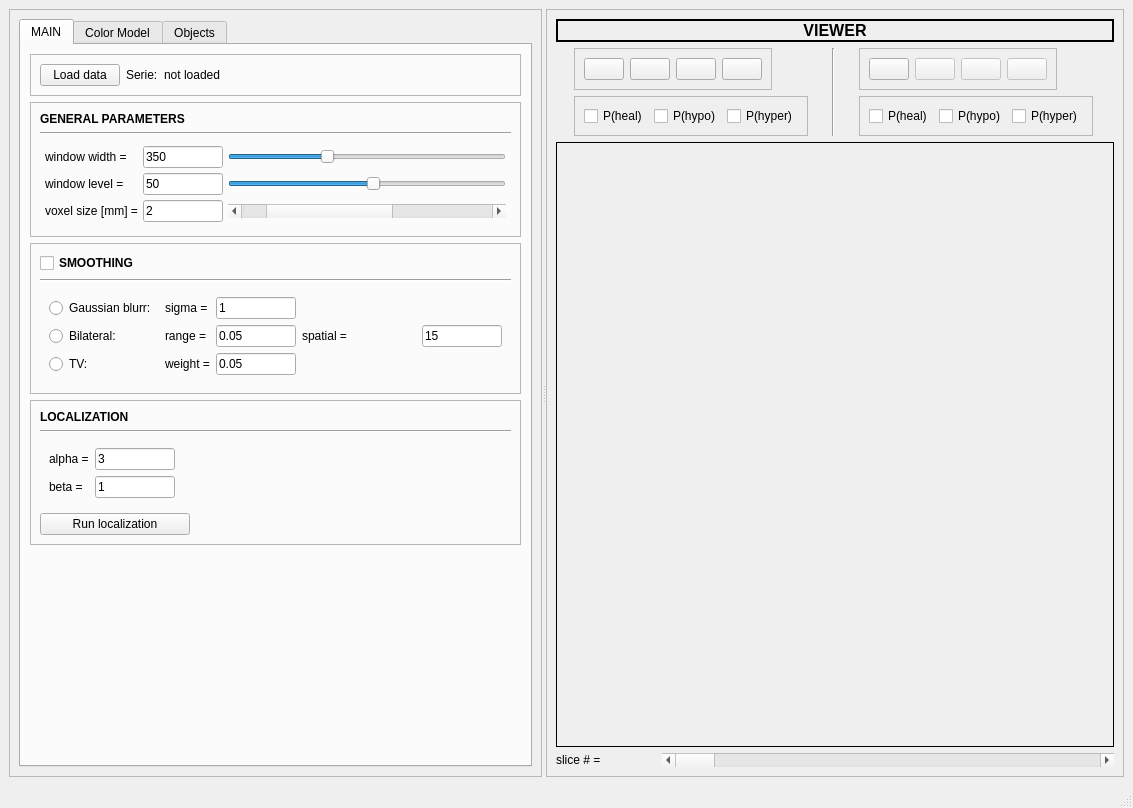
Before: the Qt Designer form lession_editor_GUI_tab.ui in mazoku/lesion_editor, drawn with Qt 5.
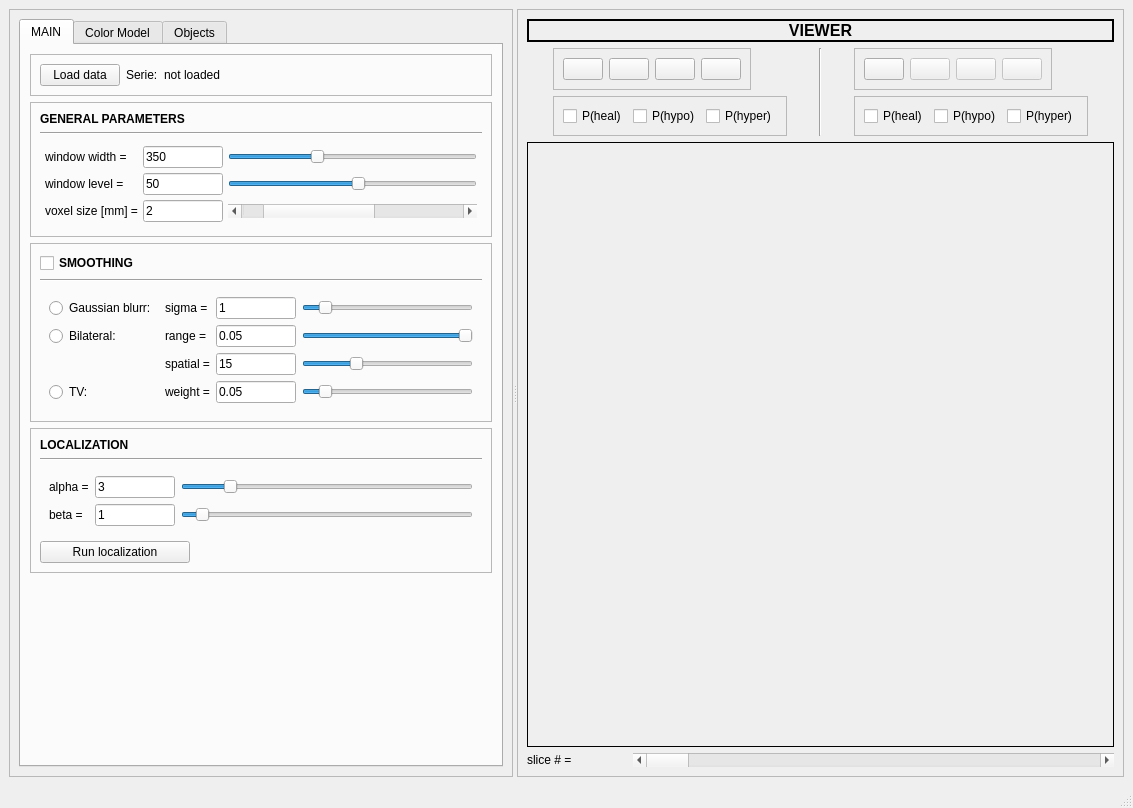
After: the same form once the commit is applied. The open tabs and pages were chosen to show the change. Icons and pictures are not drawn.

Commit message: (1) Parameters are now loaded with ConfigParser. (2) The sliders and associated line edits are now connected.

What changed in the file:
```diff
--- a/lession_editor_GUI_tab.ui
+++ b/lession_editor_GUI_tab.ui
@@ -399,51 +399,83 @@
                   <enum>QFrame::Raised</enum>
                  </property>
                  <layout class="QGridLayout" name="gridLayout_2">
-                  <item row="1" column="2">
-                   <widget class="QLineEdit" name="bilateral_range_LE">
-                    <property name="sizePolicy">
-                     <sizepolicy hsizetype="Preferred" vsizetype="Fixed">
-                      <horstretch>0</horstretch>
-                      <verstretch>0</verstretch>
-                     </sizepolicy>
-                    </property>
-                    <property name="maximumSize">
-                     <size>
-                      <width>80</width>
-                      <height>16777215</height>
-                     </size>
-                    </property>
-                    <property name="text">
-                     <string>0.05</string>
-                    </property>
-                   </widget>
-                  </item>
-                  <item row="0" column="2">
-                   <widget class="QLineEdit" name="gaussian_sigma_LE">
-                    <property name="sizePolicy">
-                     <sizepolicy hsizetype="Fixed" vsizetype="Fixed">
-                      <horstretch>0</horstretch>
-                      <verstretch>0</verstretch>
-                     </sizepolicy>
-                    </property>
-                    <property name="maximumSize">
-                     <size>
-                      <width>80</width>
-                      <height>16777215</height>
-                     </size>
-                    </property>
-                    <property name="text">
-                     <string>1</string>
-                    </property>
-                   </widget>
-                  </item>
-                  <item row="1" column="3">
+                  <item row="2" column="1">
                    <widget class="QLabel" name="label_25">
                     <property name="text">
                      <string>spatial =</string>
                     </property>
                    </widget>
                   </item>
+                  <item row="2" column="2">
+                   <widget class="QLineEdit" name="bilateral_spatial_LE">
+                    <property name="sizePolicy">
+                     <sizepolicy hsizetype="Preferred" vsizetype="Fixed">
+                      <horstretch>0</horstretch>
+                      <verstretch>0</verstretch>
+                     </sizepolicy>
+                    </property>
+                    <property name="maximumSize">
+                     <size>
+                      <width>80</width>
+                      <height>16777215</height>
+                     </size>
+                    </property>
+                    <property name="text">
+                     <string>15</string>
+                    </property>
+                   </widget>
+                  </item>
+                  <item row="0" column="3">
+                   <widget class="QSlider" name="sigma_SL">
+                    <property name="maximum">
+                     <number>10</number>
+                    </property>
+                    <property name="value">
+                     <number>1</number>
+                    </property>
+                    <property name="orientation">
+                     <enum>Qt::Horizontal</enum>
+                    </property>
+                   </widget>
+                  </item>
+                  <item row="1" column="2">
+                   <widget class="QLineEdit" name="bilateral_range_LE">
+                    <property name="sizePolicy">
+                     <sizepolicy hsizetype="Preferred" vsizetype="Fixed">
+                      <horstretch>0</horstretch>
+                      <verstretch>0</verstretch>
+                     </sizepolicy>
+                    </property>
+                    <property name="maximumSize">
+                     <size>
+                      <width>80</width>
+                      <height>16777215</height>
+                     </size>
+                    </property>
+                    <property name="text">
+                     <string>0.05</string>
+                    </property>
+                   </widget>
+                  </item>
+                  <item row="0" column="2">
+                   <widget class="QLineEdit" name="gaussian_sigma_LE">
+                    <property name="sizePolicy">
+                     <sizepolicy hsizetype="Fixed" vsizetype="Fixed">
+                      <horstretch>0</horstretch>
+                      <verstretch>0</verstretch>
+                     </sizepolicy>
+                    </property>
+                    <property name="maximumSize">
+                     <size>
+                      <width>80</width>
+                      <height>16777215</height>
+                     </size>
+                    </property>
+                    <property name="text">
+                     <string>1</string>
+                    </property>
+                   </widget>
+                  </item>
                   <item row="1" column="1">
                    <widget class="QLabel" name="label_24">
                     <property name="text">
@@ -471,25 +503,6 @@
                     </property>
                    </widget>
                   </item>
-                  <item row="1" column="4">
-                   <widget class="QLineEdit" name="bilateral_spatial_LE">
-                    <property name="sizePolicy">
-                     <sizepolicy hsizetype="Preferred" vsizetype="Fixed">
-                      <horstretch>0</horstretch>
-                      <verstretch>0</verstretch>
-                     </sizepolicy>
-                    </property>
-                    <property name="maximumSize">
-                     <size>
-                      <width>80</width>
-                      <height>16777215</height>
-                     </size>
-                    </property>
-                    <property name="text">
-                     <string>15</string>
-                    </property>
-                   </widget>
-                  </item>
                   <item row="0" column="1">
                    <widget class="QLabel" name="label_23">
                     <property name="sizePolicy">
@@ -503,21 +516,21 @@
                     </property>
                    </widget>
                   </item>
-                  <item row="2" column="0">
+                  <item row="3" column="0">
                    <widget class="QRadioButton" name="radioButton_3">
                     <property name="text">
                      <string>TV: </string>
                     </property>
                    </widget>
                   </item>
-                  <item row="2" column="1">
+                  <item row="3" column="1">
                    <widget class="QLabel" name="label_30">
                     <property name="text">
                      <string>weight =</string>
                     </property>
                    </widget>
                   </item>
-                  <item row="2" column="2">
+                  <item row="3" column="2">
                    <widget class="QLineEdit" name="tv_weight_LE">
                     <property name="sizePolicy">
                      <sizepolicy hsizetype="Preferred" vsizetype="Fixed">
@@ -536,6 +549,45 @@
                     </property>
                    </widget>
                   </item>
+                  <item row="1" column="3">
+                   <widget class="QSlider" name="sigma_range_SL">
+                    <property name="maximum">
+                     <number>100</number>
+                    </property>
+                    <property name="value">
+                     <number>100</number>
+                    </property>
+                    <property name="orientation">
+                     <enum>Qt::Horizontal</enum>
+                    </property>
+                   </widget>
+                  </item>
+                  <item row="2" column="3">
+                   <widget class="QSlider" name="sigma_spatial_SL">
+                    <property name="maximum">
+                     <number>50</number>
+                    </property>
+                    <property name="value">
+                     <number>15</number>
+                    </property>
+                    <property name="orientation">
+                     <enum>Qt::Horizontal</enum>
+                    </property>
+                   </widget>
+                  </item>
+                  <item row="3" column="3">
+                   <widget class="QSlider" name="tv_weight_SL">
+                    <property name="maximum">
+                     <number>1000</number>
+                    </property>
+                    <property name="value">
+                     <number>100</number>
+                    </property>
+                    <property name="orientation">
+                     <enum>Qt::Horizontal</enum>
+                    </property>
+                   </widget>
+                  </item>
                  </layout>
                 </widget>
                </item>
@@ -586,7 +638,7 @@
                <item>
                 <widget class="QFrame" name="frame_11">
                  <property name="sizePolicy">
-                  <sizepolicy hsizetype="Fixed" vsizetype="Fixed">
+                  <sizepolicy hsizetype="Minimum" vsizetype="Fixed">
                    <horstretch>0</horstretch>
                    <verstretch>0</verstretch>
                   </sizepolicy>
@@ -662,6 +714,32 @@
                     </property>
                    </widget>
                   </item>
+                  <item row="0" column="2">
+                   <widget class="QSlider" name="alpha_SL">
+                    <property name="maximum">
+                     <number>20</number>
+                    </property>
+                    <property name="value">
+                     <number>3</number>
+                    </property>
+                    <property name="orientation">
+                     <enum>Qt::Horizontal</enum>
+                    </property>
+                   </widget>
+                  </item>
+                  <item row="1" column="2">
+                   <widget class="QSlider" name="beta_SL">
+                    <property name="maximum">
+                     <number>20</number>
+                    </property>
+                    <property name="value">
+                     <number>1</number>
+                    </property>
+                    <property name="orientation">
+                     <enum>Qt::Horizontal</enum>
+                    </property>
+                   </widget>
+                  </item>
                  </layout>
                 </widget>
                </item>
```
Left out of the diff: 53 changed lines with no effect on the pictures. The commit also changes 6 other files.
